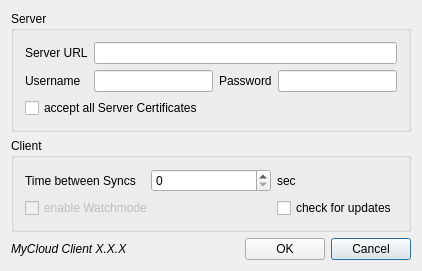
psieg/MyCloud, file trunk/Client/src/QtClient/qtSettingsDialog.ui: the form before one commit.
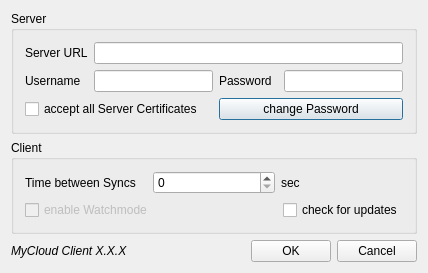
The form after the commit. Icons and pictures are not drawn.

Patch:
```diff
--- a/trunk/Client/src/QtClient/qtSettingsDialog.ui
+++ b/trunk/Client/src/QtClient/qtSettingsDialog.ui
@@ -6,8 +6,8 @@
    <rect>
     <x>0</x>
     <y>0</y>
-    <width>422</width>
-    <height>240</height>
+    <width>428</width>
+    <height>246</height>
    </rect>
   </property>
   <property name="sizePolicy">
@@ -33,21 +33,10 @@
       <string>Server</string>
      </property>
      <layout class="QGridLayout" name="gridLayout">
-      <item row="1" column="0">
-       <widget class="QLabel" name="label_2">
-        <property name="text">
-         <string>Username</string>
-        </property>
-       </widget>
+      <item row="0" column="1" colspan="4">
+       <widget class="QLineEdit" name="urlEdit"/>
       </item>
-      <item row="2" column="0" colspan="4">
-       <widget class="QCheckBox" name="certBox">
-        <property name="text">
-         <string>accept all Server Certificates</string>
-        </property>
-       </widget>
-      </item>
-      <item row="1" column="3">
+      <item row="1" column="4">
        <widget class="QLineEdit" name="passEdit">
         <property name="inputMethodHints">
          <set>Qt::ImhHiddenText|Qt::ImhNoAutoUppercase|Qt::ImhNoPredictiveText|Qt::ImhSensitiveData</set>
@@ -57,6 +46,20 @@
         </property>
        </widget>
       </item>
+      <item row="0" column="0">
+       <widget class="QLabel" name="label">
+        <property name="text">
+         <string>Server URL</string>
+        </property>
+       </widget>
+      </item>
+      <item row="1" column="0">
+       <widget class="QLabel" name="label_2">
+        <property name="text">
+         <string>Username</string>
+        </property>
+       </widget>
+      </item>
       <item row="1" column="2">
        <widget class="QLabel" name="label_3">
         <property name="text">
@@ -64,16 +67,20 @@
         </property>
        </widget>
       </item>
-      <item row="0" column="1" colspan="3">
-       <widget class="QLineEdit" name="urlEdit"/>
-      </item>
       <item row="1" column="1">
        <widget class="QLineEdit" name="nameEdit"/>
       </item>
-      <item row="0" column="0">
-       <widget class="QLabel" name="label">
+      <item row="2" column="0" colspan="2">
+       <widget class="QCheckBox" name="certBox">
         <property name="text">
-         <string>Server URL</string>
+         <string>accept all Server Certificates</string>
+        </property>
+       </widget>
+      </item>
+      <item row="2" column="2" colspan="3">
+       <widget class="QPushButton" name="passwordButton">
+        <property name="text">
+         <string>change Password</string>
         </property>
        </widget>
       </item>
```
Left out of the diff: 1 changed line with no effect on the pictures.
